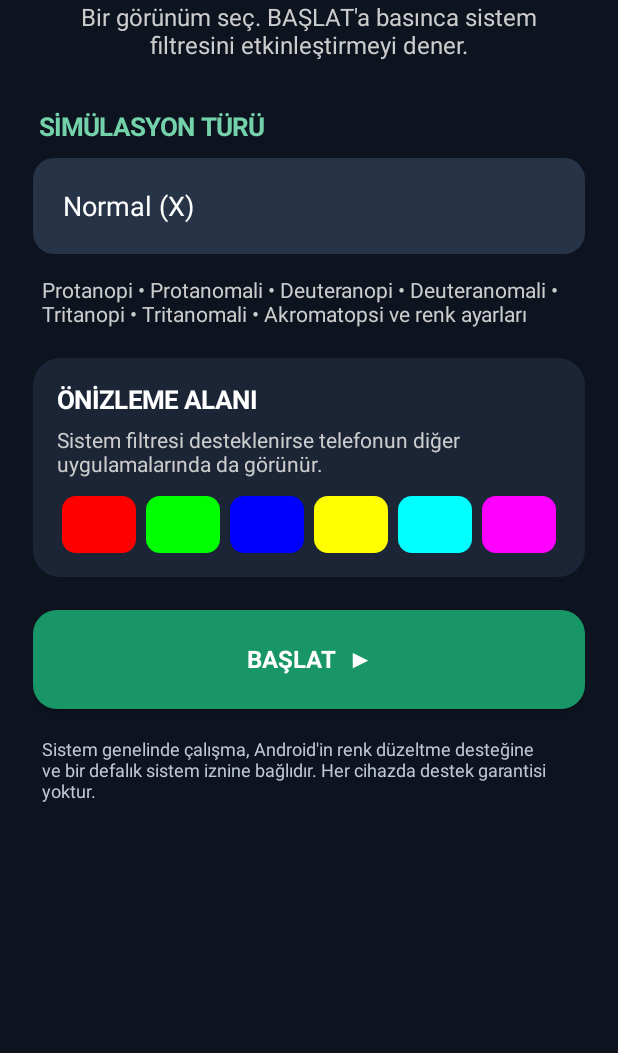
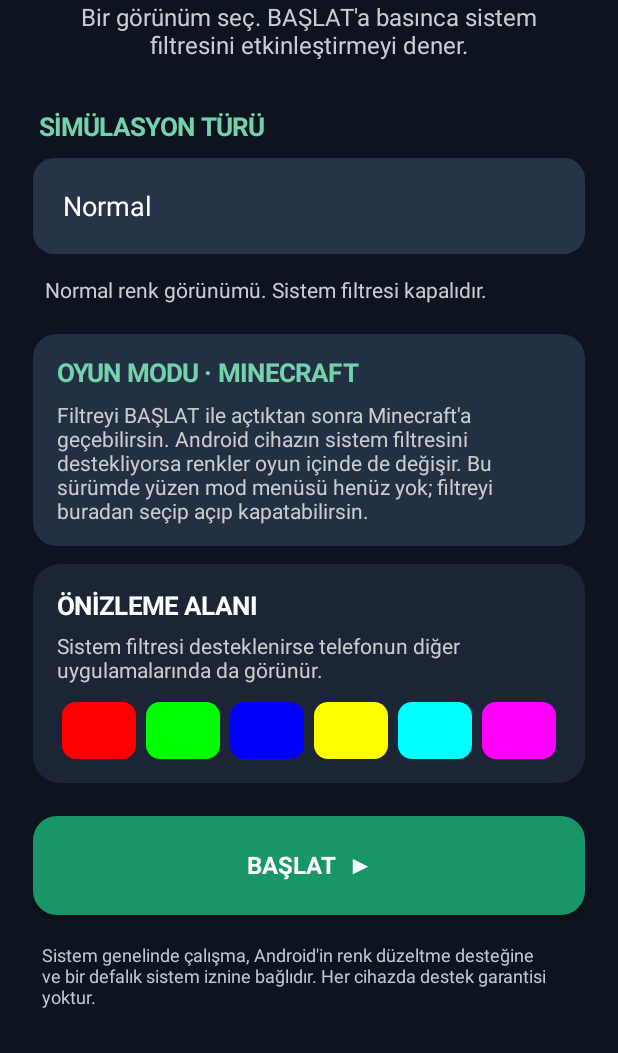
Before and after one commit to ayazyt4146/ColorVisionSimulator, an Android app: the screen it shows after launch (MainActivity), on a phone screen of 412 x 824 dp, the part 183-1236 px from its top. Run offline under Robolectric (Android 15) with nearby library versions, the phone set to English and light mode, and no system bars.

Commit message:
Clean up color vision modes and add Minecraft game mode guidance

```diff
--- a/app/src/main/java/com/ayazyt4146/colorvisionsimulator/MainActivity.java
+++ b/app/src/main/java/com/ayazyt4146/colorvisionsimulator/MainActivity.java
@@ -15,9 +15,21 @@ import android.content.ClipboardManager;
 
 public class MainActivity extends Activity {
     private final String[] modes = {
-        "Normal (X)", "Protanopi", "Protanomali", "Deuteranopi",
-        "Deuteranomali", "Tritanopi", "Tritanomali", "Akromatopsi",
-        "Akromatomali", "Yeşil", "Kırmızı", "Mavi", "Daha yeşil", "Daha mavi"
+        "Normal", "Protanopi (kırmızı algısı yok)", "Protanomali (kırmızı algısı zayıf)",
+        "Deuteranopi (yeşil algısı yok)", "Deuteranomali (yeşil algısı zayıf)",
+        "Tritanopi (mavi algısı yok)", "Tritanomali (mavi algısı zayıf)",
+        "Akromatopsi (tam renk körlüğü)", "Akromatomali (renk algısı çok az)"
+    };
+    private final String[] modeDescriptions = {
+        "Normal renk görünümü. Sistem filtresi kapalıdır.",
+        "Protanopi: Kırmızıya duyarlı koni hücreleri çalışmaz. Kırmızı-yeşil tonlarını ayırt etmek zorlaşabilir.",
+        "Protanomali: Kırmızıya duyarlılık azalmıştır. Kırmızı ve yeşil tonları farklı görünebilir.",
+        "Deuteranopi: Yeşile duyarlı koni hücreleri çalışmaz. Kırmızı-yeşil ayrımı zorlaşabilir.",
+        "Deuteranomali: Yeşile duyarlılık azalmıştır. En yaygın renk görme farklılıklarından biridir.",
+        "Tritanopi: Maviye duyarlı koni hücreleri çalışmaz. Mavi-sarı ayrımı etkilenebilir.",
+        "Tritanomali: Maviye duyarlılık azalmıştır. Mavi ve sarı tonları farklı algılanabilir.",
+        "Akromatopsi: Çok ileri durumda renkler algılanmaz veya çok sınırlı algılanır; siyah-beyaz görünüm yaklaşık simülasyondur.",
+        "Akromatomali: Renk algısı belirgin biçimde azalmıştır; bu uygulamadaki görünüm yaklaşık önizlemedir."
     };
     private int selected = 0;
     private Spinner modeSpinner;
@@ -108,9 +120,27 @@ public class MainActivity extends Activity {
         modeSpinner.setPadding(dp(8), dp(6), dp(8), dp(6));
         content.addView(modeSpinner, new LinearLayout.LayoutParams(-1, dp(64)));
 
-        TextView info = text("Protanopi • Protanomali • Deuteranopi • Deuteranomali • Tritanopi • Tritanomali • Akromatopsi ve renk ayarları", 14, Color.LTGRAY, false);
-        info.setPadding(dp(6), dp(14), dp(6), dp(20));
+        TextView info = text(modeDescriptions[0], 14, Color.LTGRAY, false);
+        info.setPadding(dp(8), dp(14), dp(8), dp(20));
         content.addView(info);
+        modeSpinner.setOnItemSelectedListener(new android.widget.AdapterView.OnItemSelectedListener() {
+            @Override public void onItemSelected(android.widget.AdapterView<?> parent, View view, int position, long id) {
+                info.setText(modeDescriptions[position]);
+            }
+            @Override public void onNothingSelected(android.widget.AdapterView<?> parent) {}
+        });
+
+        LinearLayout gameCard = new LinearLayout(this);
+        gameCard.setOrientation(LinearLayout.VERTICAL);
+        gameCard.setPadding(dp(16), dp(14), dp(16), dp(14));
+        gameCard.setBackground(shape(Color.rgb(35, 48, 68), 16));
+        gameCard.addView(text("OYUN MODU · MINECRAFT", 17, Color.rgb(116, 210, 170), true));
+        TextView gameInfo = text("Filtreyi BAŞLAT ile açtıktan sonra Minecraft'a geçebilirsin. Android cihazın sistem filtresini destekliyorsa renkler oyun içinde de değişir. Bu sürümde yüzen mod menüsü henüz yok; filtreyi buradan seçip açıp kapatabilirsin.", 14, Color.LTGRAY, false);
+        gameInfo.setPadding(0, dp(7), 0, 0);
+        gameCard.addView(gameInfo);
+        LinearLayout.LayoutParams gameParams = new LinearLayout.LayoutParams(-1, -2);
+        gameParams.setMargins(0, 0, 0, dp(12));
+        content.addView(gameCard, gameParams);
 
         LinearLayout sample = new LinearLayout(this);
         sample.setOrientation(LinearLayout.VERTICAL);
@@ -270,8 +300,12 @@ public class MainActivity extends Activity {
 
         TextView selectedMode = text("Seçilen görünüm: " + modes[selected], 16, Color.rgb(116, 210, 170), true);
         selectedMode.setGravity(Gravity.CENTER);
-        selectedMode.setPadding(0, dp(8), 0, dp(18));
+        selectedMode.setPadding(0, dp(8), 0, dp(8));
         page.addView(selectedMode);
+        TextView selectedDescription = text(modeDescriptions[selected], 14, Color.LTGRAY, false);
+        selectedDescription.setGravity(Gravity.CENTER);
+        selectedDescription.setPadding(dp(8), 0, dp(8), dp(14));
+        page.addView(selectedDescription);
 
         SimulationView simulation = new SimulationView();
         page.addView(simulation, new LinearLayout.LayoutParams(-1, 0, 1));
@@ -332,11 +366,7 @@ public class MainActivity extends Activity {
                 case 1: case 2: matrix = new float[]{.567f,.433f,0,0,0, .558f,.442f,0,0,0, 0,.242f,.758f,0,0, 0,0,0,1,0}; break;
                 case 3: case 4: matrix = new float[]{.625f,.375f,0,0,0, .7f,.3f,0,0,0, 0,.3f,.7f,0,0, 0,0,0,1,0}; break;
                 case 5: case 6: matrix = new float[]{.95f,.05f,0,0,0, 0,.433f,.567f,0,0, 0,.475f,.525f,0,0, 0,0,0,1,0}; break;
-                case 9: matrix = new float[]{.8f,.1f,.1f,0,0, .1f,1.1f,.1f,0,0, .1f,.1f,.8f,0,0, 0,0,0,1,0}; break;
-                case 10: matrix = new float[]{1.15f,-.1f,-.05f,0,0, -.05f,.9f,.05f,0,0, -.05f,-.1f,1.15f,0,0, 0,0,0,1,0}; break;
-                case 11: matrix = new float[]{.85f,.05f,.1f,0,0, .05f,.85f,.1f,0,0, .1f,.05f,1.15f,0,0, 0,0,0,1,0}; break;
-                case 12: matrix = new float[]{.9f,.05f,.05f,0,0, .05f,1.2f,.05f,0,0, .05f,.05f,.9f,0,0, 0,0,0,1,0}; break;
-                case 13: matrix = new float[]{.9f,.05f,.05f,0,0, .05f,.9f,.05f,0,0, .05f,.05f,1.2f,0,0, 0,0,0,1,0}; break;
+
                 default: return null;
             }
             return new ColorMatrixColorFilter(matrix);
```
